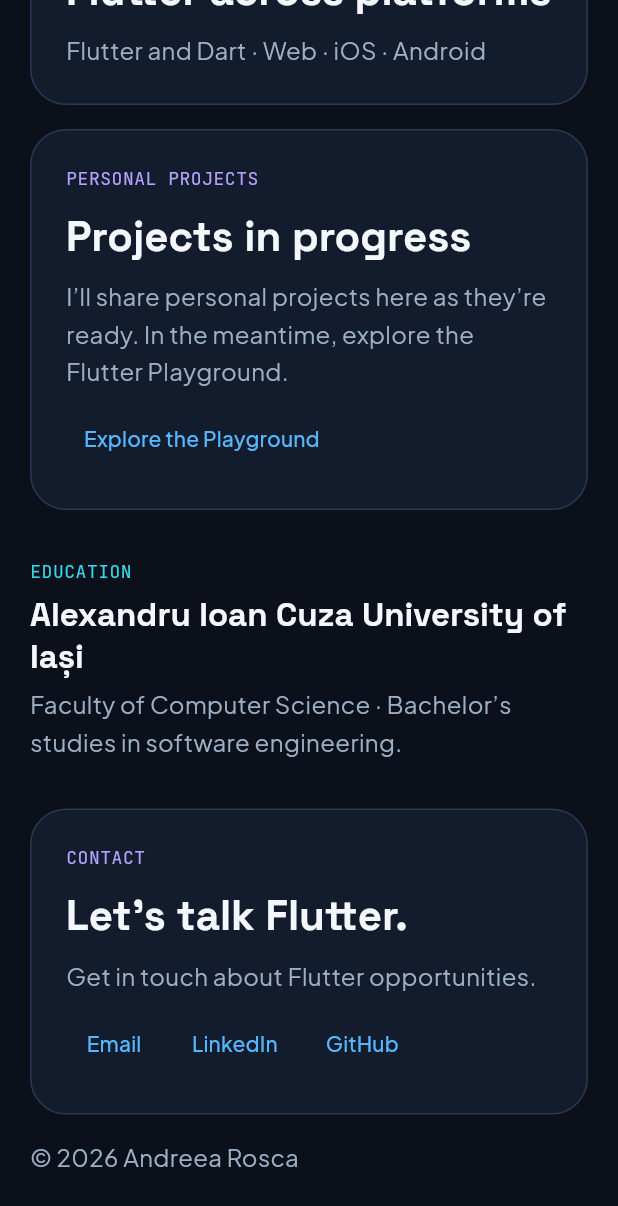
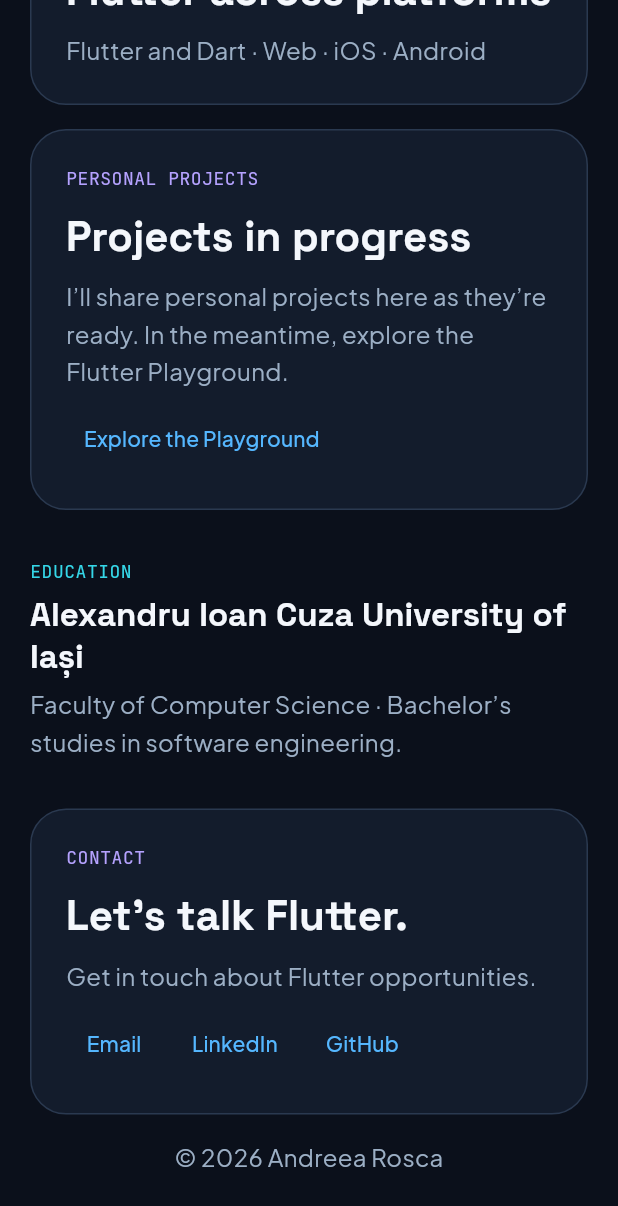
Before and after one commit to roscaandreea/beyond-platforms, a Flutter app: the screen it shows after launch, scrolled down 1533 dp, on a phone screen of 412 x 824 dp. Shown: the top 1206 px of the screen. Run offline on Flutter 3.47's test engine with Material 3 defaults, Android fonts, the phone set to English and light mode, and no system bars; our stand-ins replace material_ui.

Commit message:
fix: center copyright on mobile

```diff
--- a/lib/features/portfolio/portfolio_page.dart
+++ b/lib/features/portfolio/portfolio_page.dart
@@ -258,7 +258,12 @@ class _PortfolioPageState extends State<PortfolioPage> {
                           ),
                         ),
                         const SizedBox(height: 16),
-                        const _Body('© 2026 Andreea Rosca'),
+                        Align(
+                          alignment: compact
+                              ? Alignment.center
+                              : Alignment.centerLeft,
+                          child: const _Body('© 2026 Andreea Rosca'),
+                        ),
                         const SizedBox(height: 40),
                       ],
                     ),
```
Also changed, not shown: 1 other file.
